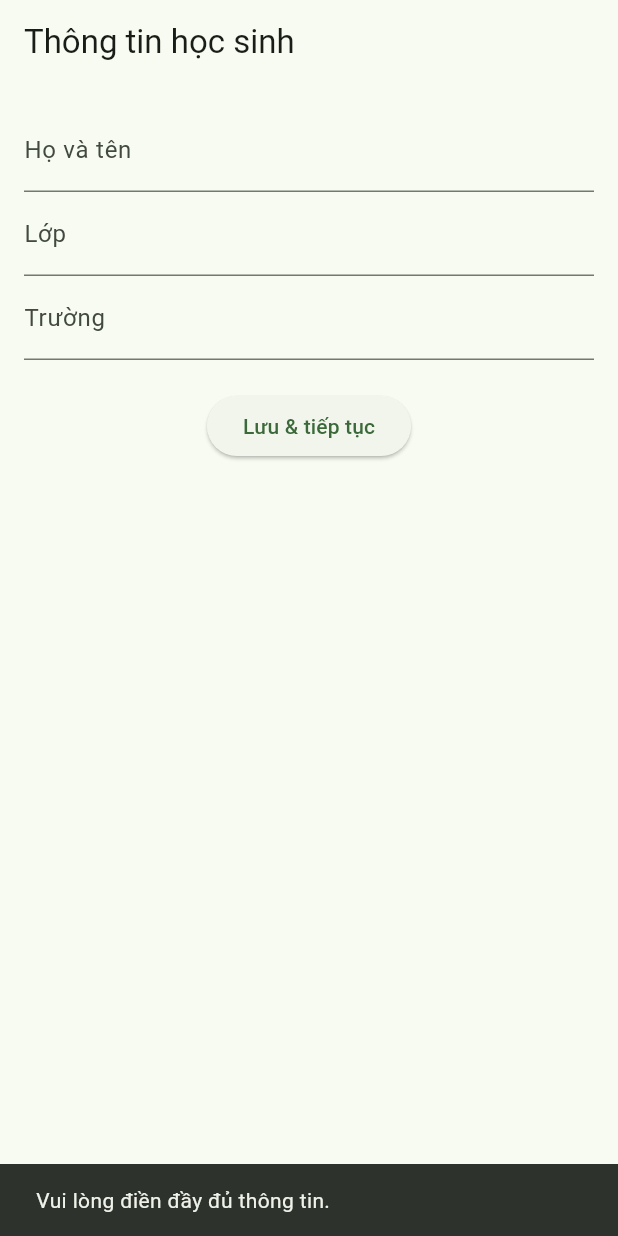
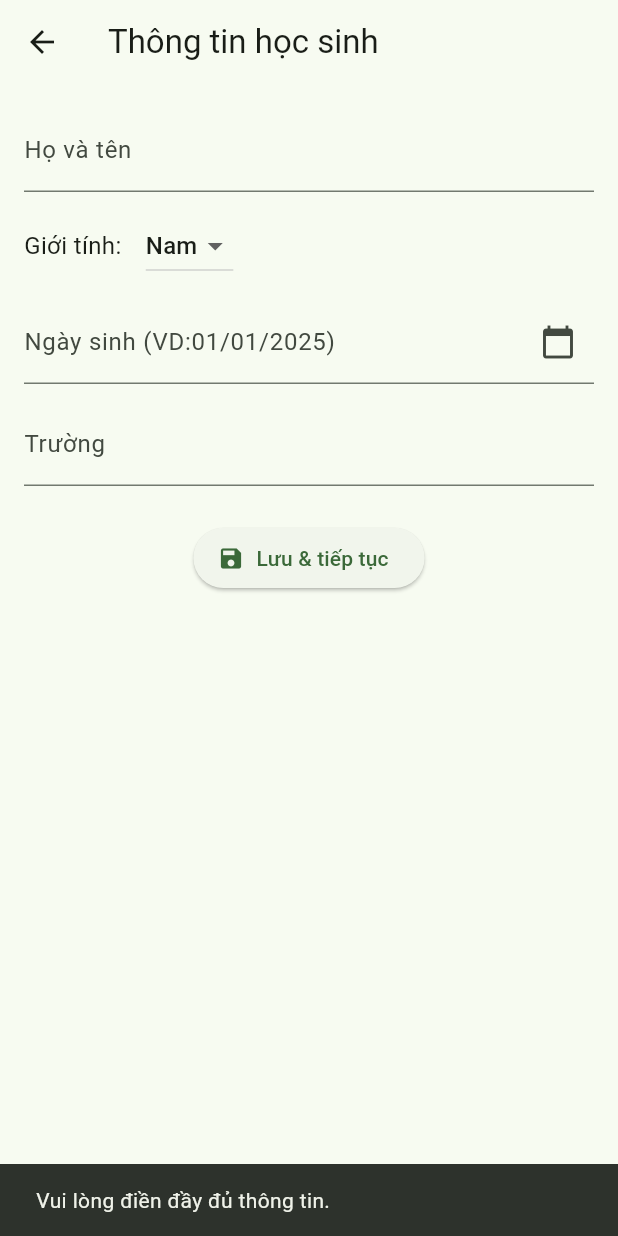
Before and after one commit to ptphat03/EduSmartApp, a Flutter app: the StudentInfoScreen screen opened directly, after a tap on "Lưu & tiếp tục", on a phone screen of 412 x 824 dp. Run offline on Flutter 3.47's test engine with Material 3 defaults, Android fonts, the phone set to English and light mode, and no system bars; our stand-ins replace cloud_firestore, firebase_auth, firebase_core, shared_preferences; accounts and stored records are empty.

Commit message:
add files

```diff
--- a/lib/screens/student_info_screen.dart
+++ b/lib/screens/student_info_screen.dart
@@ -1,7 +1,9 @@
 import 'package:flutter/material.dart';
 import 'package:cloud_firestore/cloud_firestore.dart';
 import 'package:firebase_auth/firebase_auth.dart';
+import 'package:intl/intl.dart';
 import 'main_navigation_screen.dart';
+import 'user_info_screen.dart';
 
 class StudentInfoScreen extends StatefulWidget {
   const StudentInfoScreen({super.key});
@@ -12,16 +14,17 @@ class StudentInfoScreen extends StatefulWidget {
 
 class _StudentInfoScreenState extends State<StudentInfoScreen> {
   final nameController = TextEditingController();
-  final gradeController = TextEditingController();
   final schoolController = TextEditingController();
+  final dobController = TextEditingController();
+  String selectedGender = 'Nam';
+  DateTime? selectedDob;
   bool isLoading = false;
 
   Future<void> saveInfo() async {
     final name = nameController.text.trim();
-    final grade = gradeController.text.trim();
     final school = schoolController.text.trim();
 
-    if (name.isEmpty || grade.isEmpty || school.isEmpty) {
+    if (name.isEmpty || school.isEmpty || selectedDob == null) {
       ScaffoldMessenger.of(context).showSnackBar(
         const SnackBar(content: Text('Vui lòng điền đầy đủ thông tin.')),
       );
@@ -44,7 +47,8 @@ class _StudentInfoScreenState extends State<StudentInfoScreen> {
       'email': user.email ?? '',
       'phone': user.phoneNumber ?? '',
       'name': name,
-      'grade': grade,
+      'gender': selectedGender,
+      'dob': Timestamp.fromDate(selectedDob!),
       'school': school,
       'createdAt': FieldValue.serverTimestamp(),
     };
@@ -68,10 +72,55 @@ class _StudentInfoScreenState extends State<StudentInfoScreen> {
     }
   }
 
+  Future<void> selectDate(BuildContext context) async {
+    final picked = await showDatePicker(
+      context: context,
+      initialDate: DateTime(2010, 1, 1),
+      firstDate: DateTime(1990),
+      lastDate: DateTime.now(),
+    );
+    if (picked != null) {
+      setState(() {
+        selectedDob = picked;
+        dobController.text = DateFormat('dd/MM/yyyy').format(picked);
+      });
+    }
+  }
+
+  void handleDobInput(String value) {
+    try {
+      final parts = value.split('/');
+      if (parts.length == 3) {
+        final day = int.parse(parts[0]);
+        final month = int.parse(parts[1]);
+        final year = int.parse(parts[2]);
+        final parsed = DateTime(year, month, day);
+        if (parsed.isBefore(DateTime.now())) {
+          setState(() => selectedDob = parsed);
+        }
+      }
+    } catch (_) {
+      // Nếu sai định dạng thì không gán
+    }
+  }
+
   @override
   Widget build(BuildContext context) {
     return Scaffold(
-      appBar: AppBar(title: const Text('Thông tin học sinh')),
+      appBar: AppBar(
+        title: const Text('Thông tin học sinh'),
+        leading: IconButton(
+          icon: const Icon(Icons.arrow_back),
+          onPressed: () {
+            Navigator.pushReplacement(
+              context,
+              MaterialPageRoute(builder: (_) => const UserInfoScreen()),
+            );
+          },
+          // hoặc Navigator.pushReplacement nếu cần
+        ),
+      ),
+
       body: Padding(
         padding: const EdgeInsets.all(16),
         child: Column(
@@ -80,20 +129,50 @@ class _StudentInfoScreenState extends State<StudentInfoScreen> {
               controller: nameController,
               decoration: const InputDecoration(labelText: 'Họ và tên'),
             ),
+            const SizedBox(height: 12),
+            Row(
+              children: [
+                const Text('Giới tính: ', style: TextStyle(fontSize: 16)),
+                const SizedBox(width: 12),
+                DropdownButton<String>(
+                  value: selectedGender,
+                  items: const [
+                    DropdownMenuItem(value: 'Nam', child: Text('Nam')),
+                    DropdownMenuItem(value: 'Nữ', child: Text('Nữ')),
+                  ],
+                  onChanged: (value) {
+                    setState(() {
+                      selectedGender = value!;
+                    });
+                  },
+                ),
+              ],
+            ),
+            const SizedBox(height: 12),
             TextField(
-              controller: gradeController,
-              decoration: const InputDecoration(labelText: 'Lớp'),
+              controller: dobController,
+              keyboardType: TextInputType.datetime,
+              decoration: InputDecoration(
+                labelText: 'Ngày sinh (VD:01/01/2025)',
+                suffixIcon: IconButton(
+                  icon: const Icon(Icons.calendar_today),
+                  onPressed: () => selectDate(context),
+                ),
+              ),
+              onChanged: handleDobInput,
             ),
+            const SizedBox(height: 12),
             TextField(
               controller: schoolController,
               decoration: const InputDecoration(labelText: 'Trường'),
             ),
-            const SizedBox(height: 20),
+            const SizedBox(height: 24),
             isLoading
                 ? const CircularProgressIndicator()
-                : ElevatedButton(
+                : ElevatedButton.icon(
               onPressed: saveInfo,
-              child: const Text('Lưu & tiếp tục'),
+              icon: const Icon(Icons.save),
+              label: const Text('Lưu & tiếp tục'),
             ),
           ],
         ),
--- a/lib/screens/welcome_screen.dart
+++ b/lib/screens/welcome_screen.dart
@@ -1,5 +1,6 @@
 import 'package:flutter/material.dart';
 import 'student_info_screen.dart';
+import 'user_info_screen.dart';
 
 class WelcomeScreen extends StatelessWidget {
   const WelcomeScreen({super.key});
@@ -32,7 +33,7 @@ class WelcomeScreen extends StatelessWidget {
                 onPressed: () {
                   Navigator.pushReplacement(
                     context,
-                    MaterialPageRoute(builder: (_) => const StudentInfoScreen()),
+                    MaterialPageRoute(builder: (_) => const UserInfoScreen()),
                   );
                 },
               ),
--- a/pubspec.yaml
+++ b/pubspec.yaml
@@ -31,6 +31,7 @@ dependencies:
   flutter:
     sdk: flutter
   shared_preferences: ^2.2.2
+  crypto: ^3.0.3
 
   # The following adds the Cupertino Icons font to your application.
   # Use with the CupertinoIcons class for iOS style icons.
@@ -39,6 +40,7 @@ dependencies:
   firebase_auth: ^5.5.4
   cloud_firestore: ^5.6.8
   firebase_messaging: ^15.2.6
+  intl: ^0.20.2
 
 dev_dependencies:
   flutter_test:
```
Also changed, not shown: lib/screens/phone_otp_screen.dart (+55 -28 lines), lib/screens/test.dart (added, +137 -0 lines), lib/screens/user_info_screen.dart (added, +120 -0 lines), pubspec.lock.
